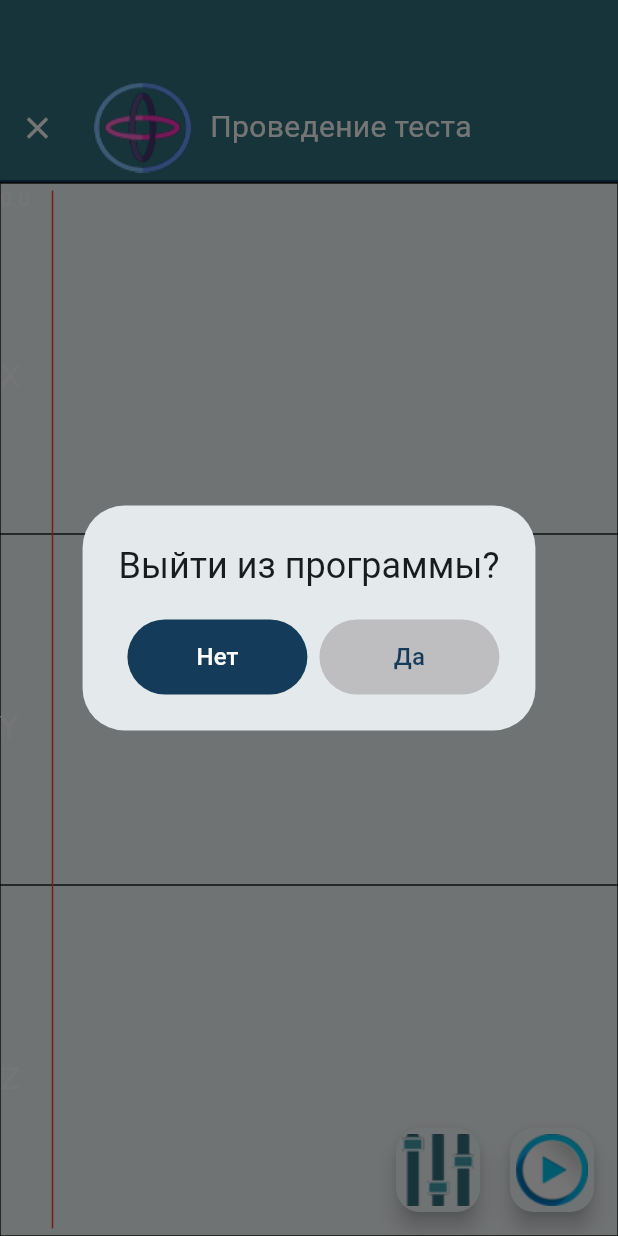
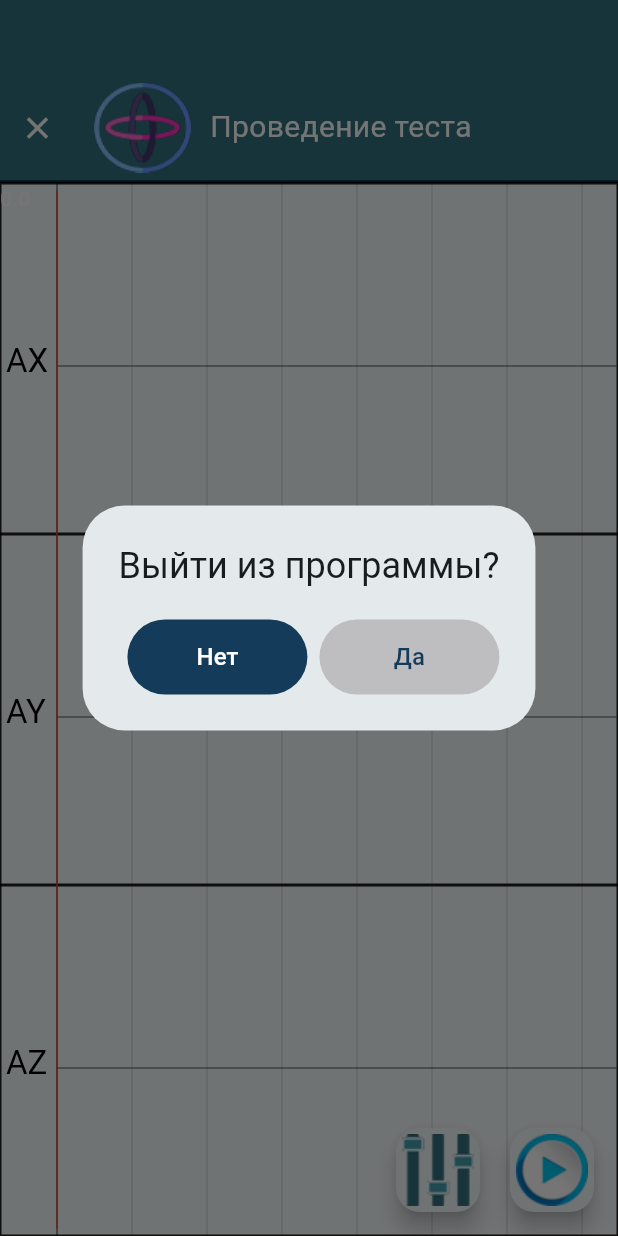
Before and after one commit to grigp/monitor_fso, a Flutter app: the RecordScreen screen opened directly, after a tap on the "close" icon, on a phone screen of 412 x 824 dp. Run offline on Flutter 3.47's test engine with Material 3 defaults, Android fonts, the phone set to English and light mode, and no system bars; our stand-ins replace audioplayers, device_info_plus, flutter_bloc, flutter_secure_storage, get_it, sensors_plus and 2 more; missing offline and left inert: number_text_input_formatter; accounts and stored records are empty.

Commit message:
Доработка осциллоскопа и графика

```diff
--- a/lib/features/settings_screen/view/settings_screen.dart
+++ b/lib/features/settings_screen/view/settings_screen.dart
@@ -209,7 +209,7 @@ class _SettingsScreenState extends State<SettingsScreen> {
                 },
                 child: Text(
                   'Сохранить',
-                  textScaler: TextScaler.linear(1.0),
+                  textScaler: const TextScaler.linear(1.0),
                   style: Theme.of(context).textTheme.headlineSmall,
                 ),
               ),
--- a/lib/uikit/widgets/painters/oscilloscope.dart
+++ b/lib/uikit/widgets/painters/oscilloscope.dart
@@ -4,7 +4,7 @@ import 'package:flutter/material.dart';
 
 import '../../../assets/colors/colors.dart';
 
-const double LeftBorder = 35;
+const double LeftBorder = 38;
 const double RightBorder = 1;
 const double TopBorder = 5;
 const double BottomBorder = 5;
@@ -39,39 +39,73 @@ class Oscilloscope extends CustomPainter {
   final Paint _paintFrame = Paint()
     ..color = Colors.black87
     ..style = PaintingStyle.stroke
+    ..strokeWidth = 2;
+  final Paint _paintAxis = Paint()
+    ..color = Colors.black45
     ..strokeWidth = 1;
-  final Paint _paintAxis = Paint()..color = Colors.black87..strokeWidth = 1;
-  final Paint _paintMarker = Paint()..color = Colors.red..strokeWidth = 1;
-  final Paint _paintGraph = Paint()..color = tealDarkColor..strokeWidth = 1;
+  final Paint _paintGrid = Paint()
+    ..color = Colors.black12
+    ..style = PaintingStyle.stroke
+    ..strokeWidth = 1;
+  final Paint _paintMarker = Paint()
+    ..color = Colors.red
+    ..strokeWidth = 1;
+  final Paint _paintGraph = Paint()
+    ..color = tealDarkColor
+    ..strokeWidth = 1;
 
-  Paragraph createText(String text) {
-    final builder = ParagraphBuilder(ParagraphStyle(fontSize: 20));
-    builder.addText(text);
-    return builder.build();
+  /// Выводит текст
+  void drawText(Canvas canvas, Size size, String text, double x, double y,
+      Color color, double fontSize) {
+    var textStyle = TextStyle(
+      color: color,
+      fontSize: fontSize,
+    );
+    var textSpan = TextSpan(
+      text: text,
+      style: textStyle,
+    );
+    final textPainter = TextPainter(
+      text: textSpan,
+      textDirection: TextDirection.ltr,
+    );
+    textPainter.layout(
+      minWidth: 0,
+      maxWidth: size.width,
+    );
+    final offset = Offset(x, y);
+    textPainter.paint(canvas, offset);
   }
 
   @override
   void paint(Canvas canvas, Size size) {
     // Рамка
-    canvas.drawRect(
-        Rect.fromLTWH(0, 0, size.width, size.height), _paintFrame);
+    canvas.drawRect(Rect.fromLTWH(0, 0, size.width, size.height), _paintFrame);
 
     double zoneHeight = size.height / 3;
-    canvas.drawLine(Offset(0, zoneHeight), Offset(size.width, zoneHeight), _paintAxis);
-    canvas.drawLine(Offset(0, zoneHeight * 2), Offset(size.width, zoneHeight * 2), _paintAxis);
+    canvas.drawLine(
+        Offset(0, zoneHeight), Offset(size.width, zoneHeight), _paintFrame);
+    canvas.drawLine(Offset(0, zoneHeight * 2),
+        Offset(size.width, zoneHeight * 2), _paintFrame);
+    canvas.drawLine(const Offset(LeftBorder, 0),
+        Offset(LeftBorder, size.height), _paintAxis);
 
-    var par = createText('X')..layout(const ParagraphConstraints(width: 20));
-    canvas.drawParagraph(par, Offset(0, zoneHeight / 2));
-    par = createText('Y')..layout(const ParagraphConstraints(width: 20));
-    canvas.drawParagraph(par, Offset(0, zoneHeight * 3 / 2));
-    par = createText('Z')..layout(const ParagraphConstraints(width: 20));
-    canvas.drawParagraph(par, Offset(0, zoneHeight * 5 / 2));
+    drawText(canvas, size, 'AX', 4, zoneHeight / 2 - 11, Colors.black, 22);
+    drawText(canvas, size, 'AY', 4, zoneHeight / 2 * 3 - 11, Colors.black, 22);
+    drawText(canvas, size, 'AZ', 4, zoneHeight / 2 * 5 - 11, Colors.black, 22);
 
-    // Оси
-    // canvas.drawLine(
-    //     const Offset(LeftBorder, TopBorder), Offset(LeftBorder, size.height - BottomBorder), _paintAxis);
-    // canvas.drawLine(Offset(LeftBorder, size.height - BottomBorder),
-    //     Offset(size.width - RightBorder, size.height - BottomBorder), _paintAxis);
+    for (int i = 0; i < size.width; i += 50) {
+      canvas.drawLine(Offset(LeftBorder + i, 0),
+          Offset(LeftBorder + i, size.height), _paintGrid);
+    }
+
+    /// Оси
+    canvas.drawLine(Offset(LeftBorder, TopBorder + zoneHeight / 2),
+        Offset(size.width - RightBorder, TopBorder + zoneHeight / 2), _paintAxis);
+    canvas.drawLine(Offset(LeftBorder, TopBorder + zoneHeight / 2 * 3),
+        Offset(size.width - RightBorder, TopBorder + zoneHeight / 2 * 3), _paintAxis);
+    canvas.drawLine(Offset(LeftBorder, TopBorder + zoneHeight / 2 * 5),
+        Offset(size.width - RightBorder, TopBorder + zoneHeight / 2 * 5), _paintAxis);
 
     var length = size.width - RightBorder - LeftBorder;
 
@@ -89,23 +123,45 @@ class Oscilloscope extends CustomPainter {
 
     int l = _data.length;
 
-    double prop = (zoneHeight - BottomBorder - TopBorder) / (max - min).toDouble();
+    double prop =
+        (zoneHeight - BottomBorder - TopBorder) / (max - min).toDouble();
     double x = pos.toDouble();
-    for (int i = _data.length - 1; i > 0; --i){
-      var p1 = Offset(x, zoneHeight - BottomBorder - (_data[i].chan0-min).toDouble() * prop);
-      var p2 = Offset(x-1, zoneHeight - BottomBorder - (_data[i-1].chan0-min).toDouble() * prop);
+    for (int i = _data.length - 1; i > 0; --i) {
+      var p1 = Offset(x,
+          zoneHeight - BottomBorder - (_data[i].chan0 - min).toDouble() * prop);
+      var p2 = Offset(
+          x - 1,
+          zoneHeight -
+              BottomBorder -
+              (_data[i - 1].chan0 - min).toDouble() * prop);
       canvas.drawLine(p1, p2, _paintGraph);
 
-      p1 = Offset(x, zoneHeight * 2 - BottomBorder - (_data[i].chan1-min).toDouble() * prop);
-      p2 = Offset(x-1, zoneHeight * 2 - BottomBorder - (_data[i-1].chan1-min).toDouble() * prop);
+      p1 = Offset(
+          x,
+          zoneHeight * 2 -
+              BottomBorder -
+              (_data[i].chan1 - min).toDouble() * prop);
+      p2 = Offset(
+          x - 1,
+          zoneHeight * 2 -
+              BottomBorder -
+              (_data[i - 1].chan1 - min).toDouble() * prop);
       canvas.drawLine(p1, p2, _paintGraph);
 
-      p1 = Offset(x, size.height - BottomBorder - (_data[i].chan2-min).toDouble() * prop);
-      p2 = Offset(x-1, size.height - BottomBorder - (_data[i-1].chan2-min).toDouble() * prop);
+      p1 = Offset(
+          x,
+          size.height -
+              BottomBorder -
+              (_data[i].chan2 - min).toDouble() * prop);
+      p2 = Offset(
+          x - 1,
+          size.height -
+              BottomBorder -
+              (_data[i - 1].chan2 - min).toDouble() * prop);
       canvas.drawLine(p1, p2, _paintGraph);
 
       x -= 1;
-      if (x <= LeftBorder){
+      if (x <= LeftBorder) {
         x = size.width - RightBorder;
       }
     }
@@ -114,9 +170,7 @@ class Oscilloscope extends CustomPainter {
 
     // Маркер
     canvas.drawLine(Offset(pos.toDouble(), TopBorder),
-        Offset(pos.toDouble(), size.height - BottomBorder),
-        _paintMarker);
-
+        Offset(pos.toDouble(), size.height - BottomBorder), _paintMarker);
   } // paint
 
   @override
```
Also changed, not shown: lib/uikit/widgets/painters/graph.dart (+112 -37 lines).
